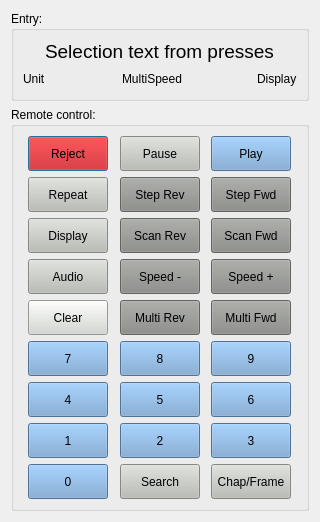
Old version of the form Linux-Application/DomesdayDuplicator/playerremotedialog.ui in the repository simoninns/DomesdayDuplicator-gui-app.
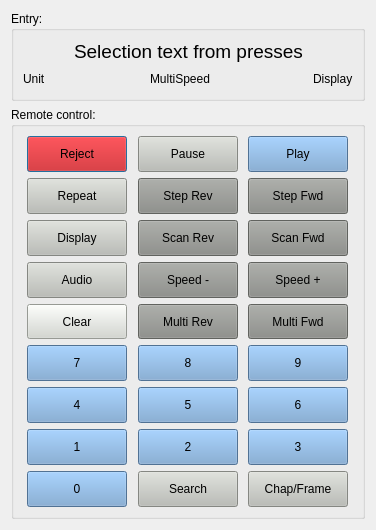
New version of the form.

The edit to the form file:
```diff
--- a/Linux-Application/DomesdayDuplicator/playerremotedialog.ui
+++ b/Linux-Application/DomesdayDuplicator/playerremotedialog.ui
@@ -6,8 +6,8 @@
    <rect>
     <x>0</x>
     <y>0</y>
-    <width>320</width>
-    <height>522</height>
+    <width>376</width>
+    <height>530</height>
    </rect>
   </property>
   <property name="windowTitle">
@@ -153,7 +153,7 @@
          <widget class="QPushButton" name="rejectPushButton">
           <property name="minimumSize">
            <size>
-            <width>80</width>
+            <width>100</width>
             <height>20</height>
            </size>
           </property>
@@ -600,7 +600,7 @@
          <widget class="QPushButton" name="pausePushButton">
           <property name="minimumSize">
            <size>
-            <width>80</width>
+            <width>100</width>
             <height>20</height>
            </size>
           </property>
@@ -1047,7 +1047,7 @@
          <widget class="QPushButton" name="playPushButton">
           <property name="minimumSize">
            <size>
-            <width>80</width>
+            <width>100</width>
             <height>20</height>
            </size>
           </property>
@@ -1511,7 +1511,7 @@
          <widget class="QPushButton" name="repeatPushButton">
           <property name="minimumSize">
            <size>
-            <width>80</width>
+            <width>100</width>
             <height>20</height>
            </size>
           </property>
@@ -1958,7 +1958,7 @@
          <widget class="QPushButton" name="stepRevPushButton">
           <property name="minimumSize">
            <size>
-            <width>80</width>
+            <width>100</width>
             <height>20</height>
            </size>
           </property>
@@ -2405,7 +2405,7 @@
          <widget class="QPushButton" name="stepFwdPushButton">
           <property name="minimumSize">
            <size>
-            <width>80</width>
+            <width>100</width>
             <height>20</height>
            </size>
           </property>
@@ -2869,7 +2869,7 @@
          <widget class="QPushButton" name="displayPushButton">
           <property name="minimumSize">
            <size>
-            <width>80</width>
+            <width>100</width>
             <height>20</height>
            </size>
           </property>
@@ -3316,7 +3316,7 @@
          <widget class="QPushButton" name="scanRevPushButton">
           <property name="minimumSize">
            <size>
-            <width>80</width>
+            <width>100</width>
             <height>20</height>
            </size>
           </property>
@@ -3763,7 +3763,7 @@
          <widget class="QPushButton" name="scanFwdPushButton">
           <property name="minimumSize">
            <size>
-            <width>80</width>
+            <width>100</width>
             <height>20</height>
            </size>
           </property>
@@ -4227,7 +4227,7 @@
          <widget class="QPushButton" name="audioPushButton">
           <property name="minimumSize">
            <size>
-            <width>80</width>
+            <width>100</width>
             <height>20</height>
            </size>
           </property>
@@ -4674,7 +4674,7 @@
          <widget class="QPushButton" name="speedDownPushButton">
           <property name="minimumSize">
            <size>
-            <width>80</width>
+            <width>100</width>
             <height>20</height>
            </size>
           </property>
@@ -5121,7 +5121,7 @@
          <widget class="QPushButton" name="speedUpPushButton">
           <property name="minimumSize">
            <size>
-            <width>80</width>
+            <width>100</width>
             <height>20</height>
            </size>
           </property>
@@ -5585,7 +5585,7 @@
          <widget class="QPushButton" name="clearPushButton">
           <property name="minimumSize">
            <size>
-            <width>80</width>
+            <width>100</width>
             <height>20</height>
            </size>
           </property>
@@ -6032,7 +6032,7 @@
          <widget class="QPushButton" name="multiRevPushButton">
           <property name="minimumSize">
            <size>
-            <width>80</width>
+            <width>100</width>
             <height>20</height>
            </size>
           </property>
@@ -6479,7 +6479,7 @@
          <widget class="QPushButton" name="multiFwdPushButton">
           <property name="minimumSize">
            <size>
-            <width>80</width>
+            <width>100</width>
             <height>20</height>
            </size>
           </property>
@@ -6943,7 +6943,7 @@
          <widget class="QPushButton" name="sevenPushButton">
           <property name="minimumSize">
            <size>
-            <width>80</width>
+            <width>100</width>
             <height>20</height>
            </size>
           </property>
@@ -7390,7 +7390,7 @@
          <widget class="QPushButton" name="eightPushButton">
           <property name="minimumSize">
            <size>
-            <width>80</width>
+            <width>100</width>
             <height>20</height>
            </size>
           </property>
@@ -7837,7 +7837,7 @@
          <widget class="QPushButton" name="ninePushButton">
           <property name="minimumSize">
            <size>
-            <width>80</width>
+            <width>100</width>
             <height>20</height>
            </size>
           </property>
@@ -8301,7 +8301,7 @@
          <widget class="QPushButton" name="fourPushButton">
           <property name="minimumSize">
            <size>
-            <width>80</width>
+            <width>100</width>
             <height>20</height>
            </size>
           </property>
@@ -8748,7 +8748,7 @@
          <widget class="QPushButton" name="fivePushButton">
           <property name="minimumSize">
            <size>
-            <width>80</width>
+            <width>100</width>
             <height>20</height>
            </size>
           </property>
@@ -9195,7 +9195,7 @@
          <widget class="QPushButton" name="sixPushButton">
           <property name="minimumSize">
            <size>
-            <width>80</width>
+            <width>100</width>
             <height>20</height>
            </size>
           </property>
@@ -9659,7 +9659,7 @@
          <widget class="QPushButton" name="onePushButton">
           <property name="minimumSize">
            <size>
-            <width>80</width>
+            <width>100</width>
             <height>20</height>
            </size>
           </property>
@@ -10106,7 +10106,7 @@
          <widget class="QPushButton" name="twoPushButton">
           <property name="minimumSize">
            <size>
-            <width>80</width>
+            <width>100</width>
             <height>20</height>
            </size>
           </property>
@@ -10553,7 +10553,7 @@
          <widget class="QPushButton" name="threePushButton">
           <property name="minimumSize">
            <size>
-            <width>80</width>
+            <width>100</width>
             <height>20</height>
            </size>
           </property>
@@ -11017,7 +11017,7 @@
          <widget class="QPushButton" name="zeroPushButton">
           <property name="minimumSize">
            <size>
-            <width>80</width>
+            <width>100</width>
             <height>20</height>
            </size>
           </property>
@@ -11464,7 +11464,7 @@
          <widget class="QPushButton" name="searchPushButton">
           <property name="minimumSize">
            <size>
-            <width>80</width>
+            <width>100</width>
             <height>20</height>
            </size>
           </property>
@@ -11911,7 +11911,7 @@
          <widget class="QPushButton" name="chapFramePushButton">
           <property name="minimumSize">
            <size>
-            <width>80</width>
+            <width>100</width>
             <height>20</height>
            </size>
           </property>
```
